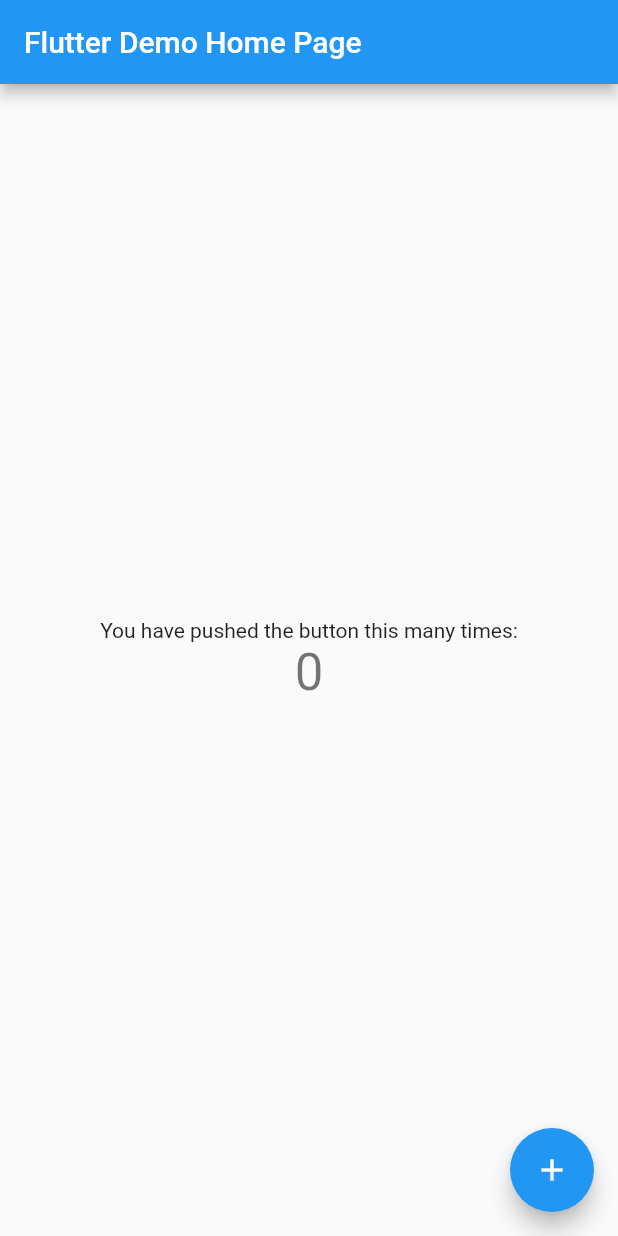
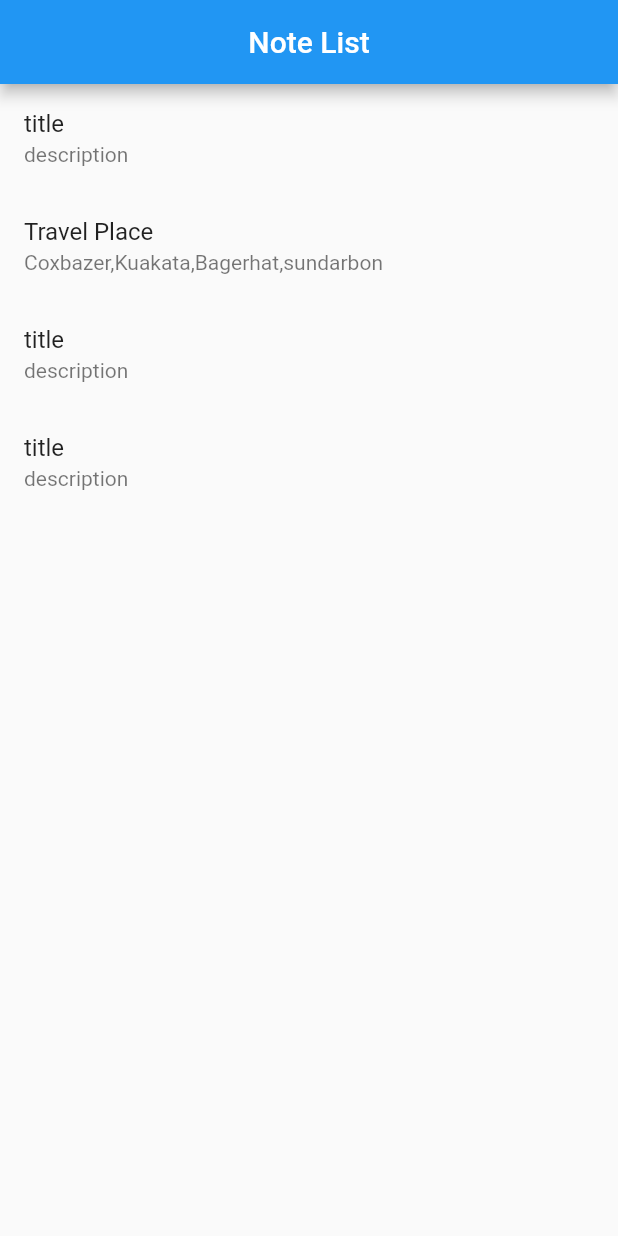
Before and after one commit to Mohebbullah/flutter_note_app, a Flutter app: the screen it shows after launch, on a phone screen of 412 x 824 dp. Run offline on Flutter 3.47's test engine with Material 2 defaults, Android fonts, the phone set to English and light mode, and no system bars.

Commit message:
create model note_screen with display title and description

```diff
--- a/lib/main.dart
+++ b/lib/main.dart
@@ -1,4 +1,5 @@
 import 'package:flutter/material.dart';
+import 'package:flutter_note_app/screen/note/note_screen.dart';
 
 void main() {
   runApp(const MyApp());
@@ -11,6 +12,7 @@ class MyApp extends StatelessWidget {
   @override
   Widget build(BuildContext context) {
     return MaterialApp(
+      debugShowCheckedModeBanner: false,
       title: 'Flutter Demo',
       theme: ThemeData(
         // This is the theme of your application.
@@ -24,92 +26,7 @@ class MyApp extends StatelessWidget {
         // is not restarted.
         primarySwatch: Colors.blue,
       ),
-      home: const MyHomePage(title: 'Flutter Demo Home Page'),
+      home: NoteScreen(),
     );
   }
 }
-
-class MyHomePage extends StatefulWidget {
-  const MyHomePage({Key? key, required this.title}) : super(key: key);
-
-  // This widget is the home page of your application. It is stateful, meaning
-  // that it has a State object (defined below) that contains fields that affect
-  // how it looks.
-
-  // This class is the configuration for the state. It holds the values (in this
-  // case the title) provided by the parent (in this case the App widget) and
-  // used by the build method of the State. Fields in a Widget subclass are
-  // always marked "final".
-
-  final String title;
-
-  @override
-  State<MyHomePage> createState() => _MyHomePageState();
-}
-
-class _MyHomePageState extends State<MyHomePage> {
-  int _counter = 0;
-
-  void _incrementCounter() {
-    setState(() {
-      // This call to setState tells the Flutter framework that something has
-      // changed in this State, which causes it to rerun the build method below
-      // so that the display can reflect the updated values. If we changed
-      // _counter without calling setState(), then the build method would not be
-      // called again, and so nothing would appear to happen.
-      _counter++;
-    });
-  }
-
-  @override
-  Widget build(BuildContext context) {
-    // This method is rerun every time setState is called, for instance as done
-    // by the _incrementCounter method above.
-    //
-    // The Flutter framework has been optimized to make rerunning build methods
-    // fast, so that you can just rebuild anything that needs updating rather
-    // than having to individually change instances of widgets.
-    return Scaffold(
-      appBar: AppBar(
-        // Here we take the value from the MyHomePage object that was created by
-        // the App.build method, and use it to set our appbar title.
-        title: Text(widget.title),
-      ),
-      body: Center(
-        // Center is a layout widget. It takes a single child and positions it
-        // in the middle of the parent.
-        child: Column(
-          // Column is also a layout widget. It takes a list of children and
-          // arranges them vertically. By default, it sizes itself to fit its
-          // children horizontally, and tries to be as tall as its parent.
-          //
-          // Invoke "debug painting" (press "p" in the console, choose the
-          // "Toggle Debug Paint" action from the Flutter Inspector in Android
-          // Studio, or the "Toggle Debug Paint" command in Visual Studio Code)
-          // to see the wireframe for each widget.
-          //
-          // Column has various properties to control how it sizes itself and
-          // how it positions its children. Here we use mainAxisAlignment to
-          // center the children vertically; the main axis here is the vertical
-          // axis because Columns are vertical (the cross axis would be
-          // horizontal).
-          mainAxisAlignment: MainAxisAlignment.center,
-          children: <Widget>[
-            const Text(
-              'You have pushed the button this many times:',
-            ),
-            Text(
-              '$_counter',
-              style: Theme.of(context).textTheme.headline4,
-            ),
-          ],
-        ),
-      ),
-      floatingActionButton: FloatingActionButton(
-        onPressed: _incrementCounter,
-        tooltip: 'Increment',
-        child: const Icon(Icons.add),
-      ), // This trailing comma makes auto-formatting nicer for build methods.
-    );
-  }
-}
--- /dev/null
+++ b/lib/model/note.dart
@@ -0,0 +1,11 @@
+class Note {
+  var title;
+  var description;
+  Note(this.title, this.description);
+  static List<Note> notes = [
+    Note('title', 'description'),
+    Note('Travel Place', 'Coxbazer,Kuakata,Bagerhat,sundarbon'),
+    Note('title', 'description'),
+    Note('title', 'description'),
+  ];
+}
--- /dev/null
+++ b/lib/screen/note/note_screen.dart
@@ -0,0 +1,28 @@
+import 'package:flutter/material.dart';
+import 'package:flutter_note_app/model/note.dart';
+
+class NoteScreen extends StatelessWidget {
+  const NoteScreen({Key? key}) : super(key: key);
+
+  @override
+  Widget build(BuildContext context) {
+    return Scaffold(
+      appBar: AppBar(
+        centerTitle: true,
+        title: Text("Note List"),
+      ),
+      body:ListView.builder(itemBuilder: (context,index){
+       return ListTile(
+          title:Text(Note.notes[index].title),
+          subtitle:Text(Note.notes[index].description),
+        );
+
+
+      },
+      itemCount: Note.notes.length,
+
+      ),
+
+    );
+  }
+}
```
